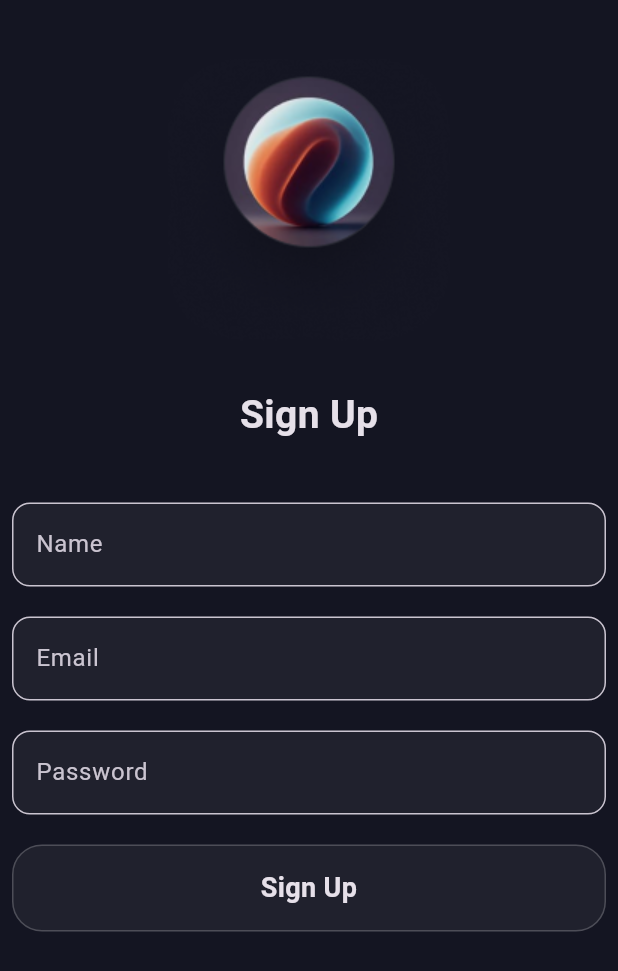
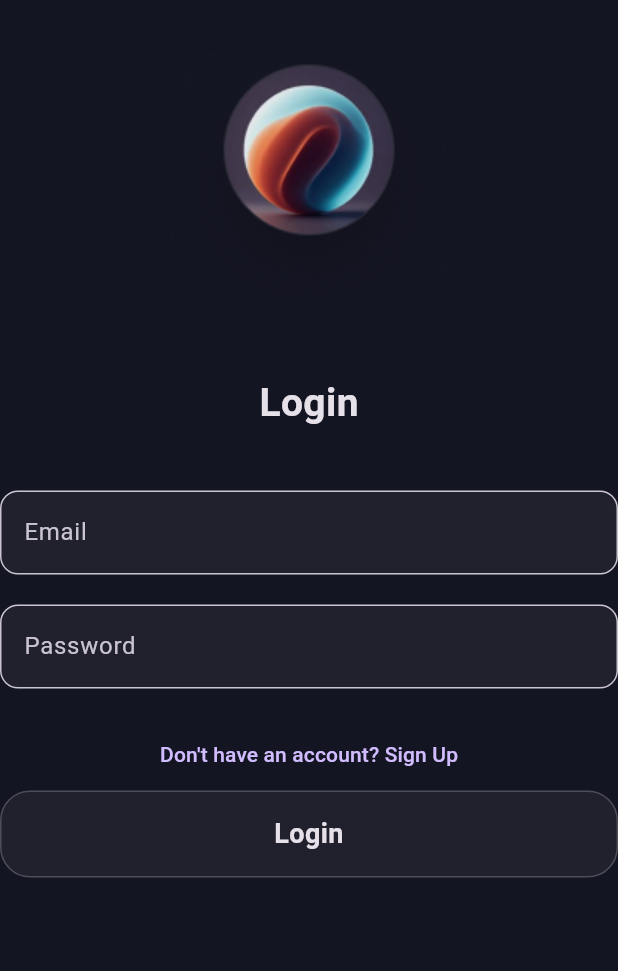
Before and after one commit to yashkhanande/SocialSphere, a Flutter app: the screen it shows after launch, on a phone screen of 412 x 824 dp. Shown: the top 971 px of the screen. Run offline on Flutter 3.47's test engine with Material 3 defaults, Android fonts, the light colour scheme and no system bars; our stand-ins replace cloud_firestore, dotted_border, firebase_auth, firebase_core, get; accounts and stored records are empty.

Commit message:
login & signIn

```diff
--- a/lib/components/profile_photo.dart
+++ b/lib/components/profile_photo.dart
@@ -17,7 +17,7 @@ class ProfilePhoto extends StatelessWidget {
         shape: BoxShape.circle,
         border: Border.all(color: AppColors.gold, width: 1),
         image: DecorationImage(
-          image: AssetImage(user.profile_photo),
+          image: AssetImage("assets/aniket.jpeg"),
           fit: BoxFit.cover,
         ),
       ),
--- a/lib/controllers/nav_controller.dart
+++ b/lib/controllers/nav_controller.dart
@@ -3,12 +3,13 @@ import 'package:get/get_state_manager/get_state_manager.dart';
 import 'package:social_sphere/pages/chat/inbox.dart';
 import 'package:social_sphere/pages/explore/explore_page.dart';
 import 'package:social_sphere/pages/home_tab.dart';
-import 'package:social_sphere/pages/homepage.dart';
+import 'package:social_sphere/pages/profile/profile_tab.dart';
 
 class NavController extends GetxController {
   final currentIndex = 0.obs;
   void changeTab(int index) {
     currentIndex.value = index;
   }
+
   final pages = [HomeTab(), ExplorePage(), Inbox(), ProfileTab()];
 }
--- a/lib/controllers/user_controller.dart
+++ b/lib/controllers/user_controller.dart
@@ -1,19 +1,13 @@
 import 'package:get/get.dart';
+import 'package:social_sphere/models/user_model.dart';
 
 class UserController extends GetxController {
-  final userName = "Aniket Tekam";
-  final profile_photo = "assets/aniket.jpeg";
-  final User user = User(
-    name: "Aniket Tekam",
-    email: "aniket@example.com",
-    profilePhoto: "assets/aniket.jpeg",
-  );
+  Rx<AppUser?> user = Rx<AppUser?>(null);
+
+  void setUser(AppUser appUser){
+    user.value = appUser;
+  }
+  void clearUser(){
+    user.value = null;
+  }
 }
-
-class User {
-  final String? name;
-  final String? email;
-  final String? profilePhoto;
-
-  User({this.name, this.email, this.profilePhoto});
-}
--- a/lib/main.dart
+++ b/lib/main.dart
@@ -2,14 +2,17 @@ import 'package:firebase_core/firebase_core.dart';
 import 'package:flutter/material.dart';
 import 'package:get/get.dart';
 import 'package:social_sphere/components/app_colors.dart';
+import 'package:social_sphere/controllers/auth_controller.dart';
 import 'package:social_sphere/controllers/user_controller.dart';
 import 'package:social_sphere/firebase_options.dart';
+import 'package:social_sphere/pages/auth/auth_gate.dart';
 import 'package:social_sphere/pages/auth/sign_up_page.dart';
 
 void main() async {
   WidgetsFlutterBinding.ensureInitialized();
   await Firebase.initializeApp(options: DefaultFirebaseOptions.currentPlatform);
-  Get.put(UserController());
+  Get.put(UserController(), permanent: true);
+  Get.put(AuthController(), permanent: true);
   runApp(const MyApp());
 }
 
@@ -26,7 +29,7 @@ class MyApp extends StatelessWidget {
         scaffoldBackgroundColor: AppColors.background,
         brightness: Brightness.dark,
       ),
-      home: SignUpPage(),
+      home: AuthGate(),
     );
   }
 }
--- a/lib/pages/auth/auth_gate.dart
+++ b/lib/pages/auth/auth_gate.dart
@@ -1,15 +1,46 @@
-// import 'package:firebase_auth/firebase_auth.dart';
-// import 'package:flutter/material.dart';
-// import 'package:get/get.dart';
-// import 'package:get/get_state_manager/src/rx_flutter/rx_obx_widget.dart';
-// import 'package:social_sphere/pages/auth/sign_up_page.dart';
-// import 'package:social_sphere/pages/homepage.dart';
+import 'package:firebase_auth/firebase_auth.dart';
+import 'package:flutter/material.dart';
+import 'package:get/get.dart';
+import 'package:social_sphere/pages/auth/login_page.dart';
+import 'package:social_sphere/pages/home_page.dart';
 
-// import '../../controllers/user_controller.dart';
+import '../../controllers/user_controller.dart';
 
-// class AuthGate extends StatelessWidget {
-//   @override
-//   Widget build(BuildContext context) {
-//     return null;
-//   }
-// }
+class AuthGate extends StatelessWidget {
+  const AuthGate({super.key});
+
+  @override
+  Widget build(BuildContext context) {
+    final userController = Get.find<UserController>();
+
+    return StreamBuilder<User?>(
+      stream: FirebaseAuth.instance.authStateChanges(),
+      builder: (context, snapshot) {
+
+        if (snapshot.connectionState == ConnectionState.waiting) {
+          return const Scaffold(
+            body: Center(child: CircularProgressIndicator()),
+          );
+        }
+
+        // Logged out
+        if (!snapshot.hasData) {
+          return LoginPage();
+        }
+
+        // Logged in BUT app user not loaded yet
+        return Obx(() {
+          final appUser = userController.user.value;
+
+          if (appUser == null) {
+            return const Scaffold(
+              body: Center(child: CircularProgressIndicator()),
+            );
+          }
+
+          return HomePage();
+        });
+      },
+    );
+  }
+}
--- a/lib/pages/auth/login_page.dart
+++ b/lib/pages/auth/login_page.dart
@@ -1,18 +1,56 @@
 import 'package:flutter/cupertino.dart';
 import 'package:flutter/material.dart';
+import 'package:get/get.dart';
+import 'package:social_sphere/components/app_button.dart';
+import 'package:social_sphere/components/app_textfield.dart';
+import 'package:social_sphere/pages/auth/sign_up_page.dart';
 
-class LoginPage extends StatelessWidget{
-  const LoginPage ({super.key});
+import '../../controllers/auth_controller.dart';
+
+class LoginPage extends StatelessWidget {
+  LoginPage({super.key});
+  final email = TextEditingController();
+  final password = TextEditingController();
+  final name = TextEditingController();
+  final AuthController authController = Get.find<AuthController>();
   @override
   Widget build(BuildContext context) {
     // TODO: implement build
     return Scaffold(
-      body: SingleChildScrollView(child:
-      Column(
-        children: [
-          Text("Login")
-        ],
-      )),
+      body: SingleChildScrollView(
+        child: Column(
+          children: [
+            Image.asset("assets/sphere.png", height: 250),
+            Text(
+              "Login",
+              style: TextStyle(fontSize: 26, fontWeight: FontWeight.bold),
+            ),
+            const SizedBox(height: 40),
+            AppTextfield(
+              labelText: "Email",
+              isEmail: true,
+              textController: email,
+            ),
+            const SizedBox(height: 20),
+            AppTextfield(
+              labelText: "Password",
+              obscureText: true,
+              textController: password,
+            ),
+            const SizedBox(height: 20),
+            TextButton(
+              onPressed: () {
+                Get.to(() => SignUpPage());
+              },
+              child: Text("Don't have an account? Sign Up"),
+            ),
+            AppButton(
+              labelText: "Login",
+              ontap: () => authController.login(email.text, password.text),
+            ),
+          ],
+        ),
+      ),
     );
   }
 }
```
Also changed, not shown: lib/controllers/auth_controller.dart (+61 -12 lines), lib/pages/auth/sign_up_page.dart (+36 -7 lines), lib/pages/home_page.dart (renamed from lib/pages/homepage.dart, +2 -11 lines), lib/pages/home_tab.dart (+5 -2 lines), lib/pages/profile/profile_tab.dart (added, +40 -0 lines), lib/services/auth_service.dart (+13 -12 lines), 1 other file.
